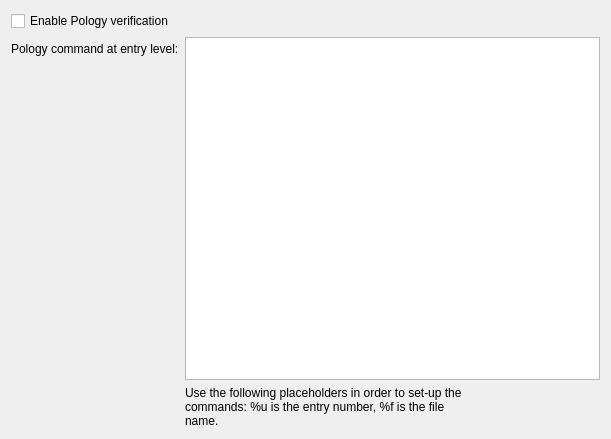
Old version of the form src/project/prefs_project_pology.ui in the repository KDE/lokalize.
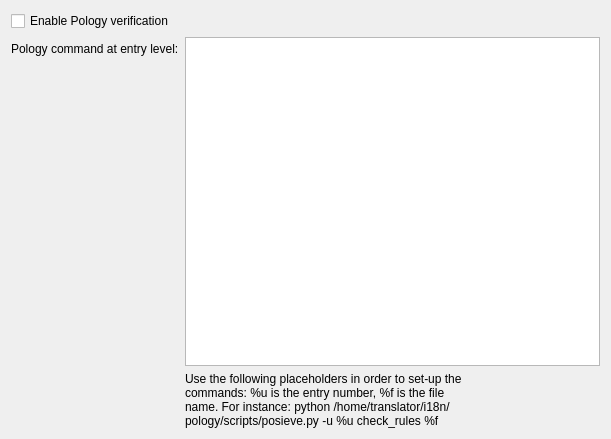
New version of the form.

Commit message: Improvement of pology feature performance - Disable the option by default - Limit the number of processes launched to one at a time - Do not block waiting for the KProcess to finish - Code clean-up

```diff
--- a/src/project/prefs_project_pology.ui
+++ b/src/project/prefs_project_pology.ui
@@ -48,7 +48,7 @@
     <item row="2" column="1">
     <widget class="QLabel" name="textLabel3_0">
      <property name="text">
-      <string comment="@label:textbox">Use the following placeholders in order to set-up the commands: %u is the entry number, %f is the file name.</string>
+      <string comment="@label:textbox">Use the following placeholders in order to set-up the commands: %u is the entry number, %f is the file name. For instance: python /home/translator/i18n/pology/scripts/posieve.py -u %u check_rules %f</string>
      </property>
      <property name="wordWrap">
       <bool>true</bool>
```
The commit also changes 3 other files.
